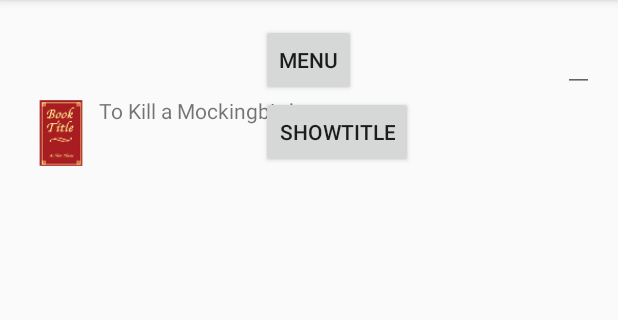
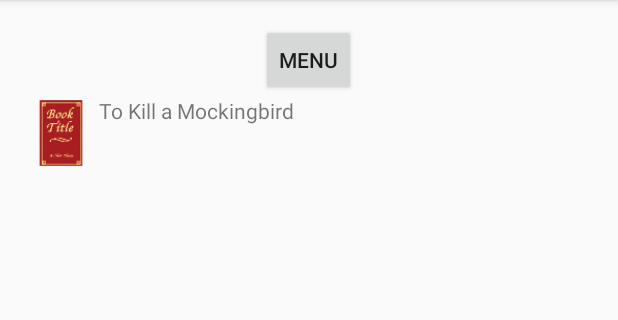
Before and after one commit to fed1620/BookWarm, an Android app: the screen it shows after launch (MainActivity), on a phone screen of 412 x 824 dp, the part 84-404 px from its top. Run offline under Robolectric (Android 15) with nearby library versions, the phone set to English and light mode, and no system bars.

Commit message:
Cleaned up activity_main.xml, tweaked the Book class, and added a shell onClick listener for the menu button (see todo).

```diff
--- a/app/src/main/java/edu/byui/fed/bookwarm/Book.java
+++ b/app/src/main/java/edu/byui/fed/bookwarm/Book.java
@@ -6,6 +6,7 @@
  */
 public class Book {
     private String title;
+    private Integer imageId;
 
     public void setTitle(String title) {
         // Do nothing with an invalid title
@@ -16,6 +17,12 @@
     }
 
     public String getTitle() {
-        return this.title;
+        return title;
     }
+
+    public void setImageId(Integer imageId) {
+        this.imageId = imageId;
+    }
+
+    public Integer getImageId() { return imageId; }
 }
--- a/app/src/main/java/edu/byui/fed/bookwarm/MainActivity.java
+++ b/app/src/main/java/edu/byui/fed/bookwarm/MainActivity.java
@@ -24,16 +24,9 @@
     protected void onCreate(Bundle savedInstanceState) {
         super.onCreate(savedInstanceState);
         setContentView(R.layout.activity_main);
+
         setupCustomListView();
-
-        Button btn = (Button) findViewById(R.id.button2);
-        btn.setOnClickListener(new View.OnClickListener() {
-            public void onClick(View view) {
-                EditText editTextPlainTextInput = (EditText) view.findViewById(R.id.title);
-                titles[0] = editTextPlainTextInput.getText().toString();
-            }
-        });
-
+        setupMenuButton();
     }
 
 
@@ -67,4 +60,16 @@
         list = (ListView) findViewById(R.id.listView);
         list.setAdapter(adapter);
     }
+
+    /**
+     * Also self-explanatory
+     */
+    void setupMenuButton() {
+        Button btn = (Button) findViewById(R.id.button);
+        btn.setOnClickListener(new View.OnClickListener() {
+            public void onClick(View view) {
+                //todo: goto the new activity
+            }
+        });
+    }
 }
--- a/app/src/main/res/layout/activity_main.xml
+++ b/app/src/main/res/layout/activity_main.xml
@@ -21,21 +21,4 @@
         android:layout_below="@+id/button"
         android:layout_centerHorizontal="true" />
 
-    <EditText
-        android:layout_width="wrap_content"
-        android:layout_height="wrap_content"
-        android:id="@+id/title"
-        android:layout_alignTop="@+id/button"
-        android:layout_alignParentRight="true"
-        android:layout_alignParentEnd="true" />
-
-    <Button
-        android:layout_width="wrap_content"
-        android:layout_height="wrap_content"
-        android:text="showTitle"
-        android:id="@+id/button2"
-        android:layout_below="@+id/button"
-        android:layout_alignLeft="@+id/button"
-        android:layout_alignStart="@+id/button" />
-
 </RelativeLayout>
```
